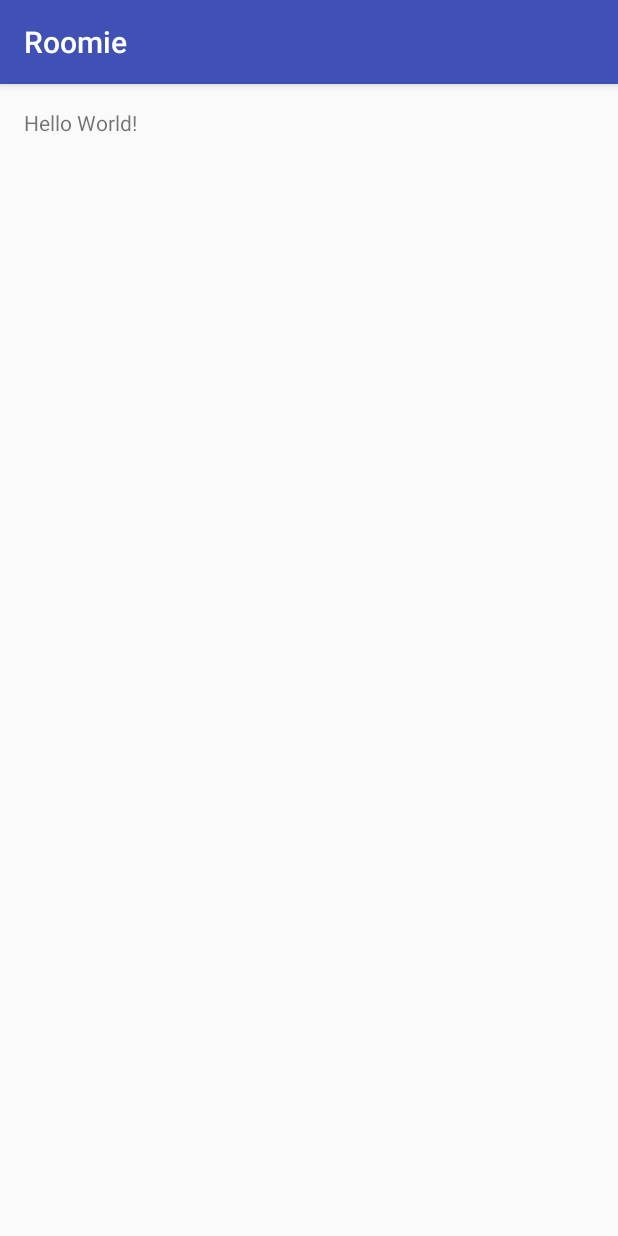
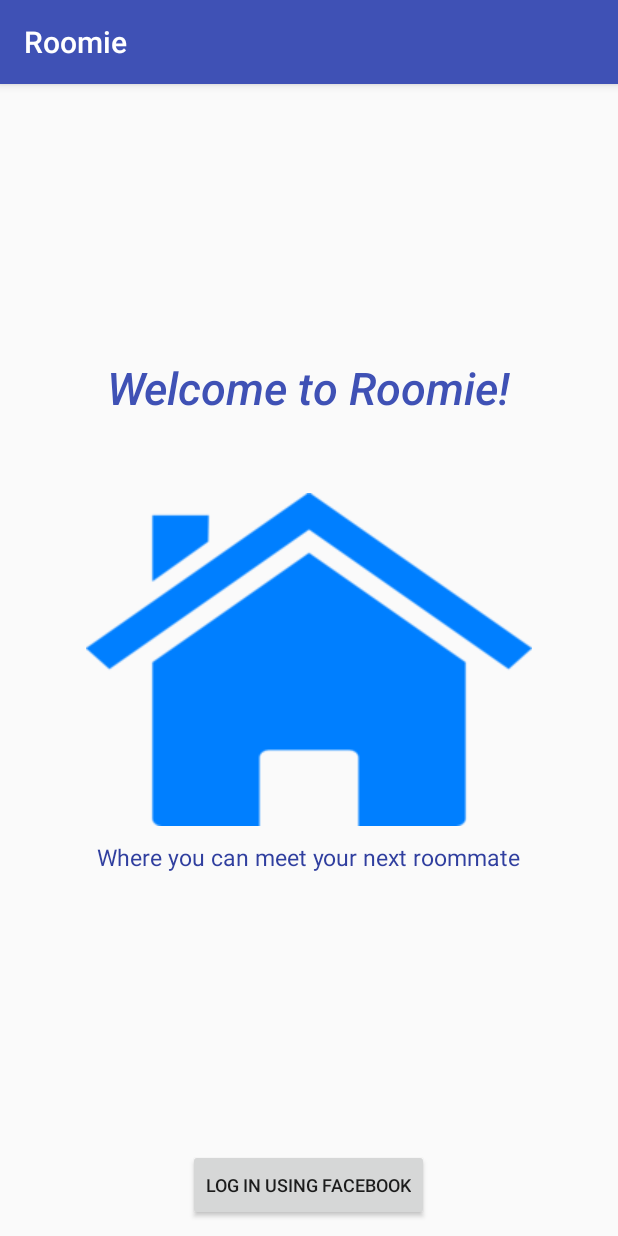
Before and after one commit to LauretsDev/Roomie, an Android app: the screen it shows after launch (MainActivity), on a phone screen of 412 x 824 dp. Run offline under Robolectric (Android 15) with nearby library versions, the light colour scheme and no system bars.

Commit message:
Working on layouts.

```diff
--- a/app/src/main/res/layout/activity_main.xml
+++ b/app/src/main/res/layout/activity_main.xml
@@ -3,14 +3,50 @@
     xmlns:tools="http://schemas.android.com/tools"
     android:layout_width="match_parent"
     android:layout_height="match_parent"
-    android:paddingBottom="@dimen/activity_vertical_margin"
-    android:paddingLeft="@dimen/activity_horizontal_margin"
-    android:paddingRight="@dimen/activity_horizontal_margin"
-    android:paddingTop="@dimen/activity_vertical_margin"
     tools:context="com.roakstudio.roomie.MainActivity">
 
     <TextView
         android:layout_width="wrap_content"
         android:layout_height="wrap_content"
-        android:text="Hello World!" />
+        android:text="Welcome to Roomie!"
+        android:id="@+id/txtWelcome"
+        android:layout_above="@id/imgLogo"
+        android:layout_centerHorizontal="true"
+        android:layout_marginBottom="50dp"
+        android:textColor="@color/colorPrimary"
+        android:textSize="30sp"
+        android:textStyle="italic|bold"
+        android:fontFamily="sans-serif-light"/>
+
+    <ImageView
+        android:layout_width="wrap_content"
+        android:layout_height="wrap_content"
+        android:src="@drawable/house_logo"
+        android:layout_centerInParent="true"
+        android:id="@+id/imgLogo"/>
+
+    <TextView
+        android:layout_width="wrap_content"
+        android:layout_height="wrap_content"
+        android:text="Where you can meet your next roommate"
+        android:id="@+id/txtMotto"
+        android:layout_below="@id/imgLogo"
+        android:layout_centerHorizontal="true"
+        android:layout_marginBottom="50dp"
+        android:textColor="@color/colorPrimaryDark"
+        android:textSize="15sp"
+        android:textStyle="normal"
+        android:layout_marginTop="10dp"/>
+
+    <Button
+        android:layout_width="wrap_content"
+        android:layout_height="wrap_content"
+        android:layout_centerHorizontal="true"
+        android:layout_alignParentBottom="true"
+        android:layout_marginBottom="10dp"
+        android:textStyle="normal"
+        android:textSize="12sp"
+        android:text="Log in using facebook"/>
+
+
 </RelativeLayout>
```
Also changed, not shown: app/src/main/res/layout/activity_form.xml (added, +41 -0 lines), app/src/main/res/layout/activity_formScrollable.xml (added, +52 -0 lines), app/src/main/res/layout/activity_intro.xml (added, +57 -0 lines), app/src/main/res/layout/activity_roomies.xml (added, +53 -0 lines), app/src/main/res/drawable/house_logo.png (added).
